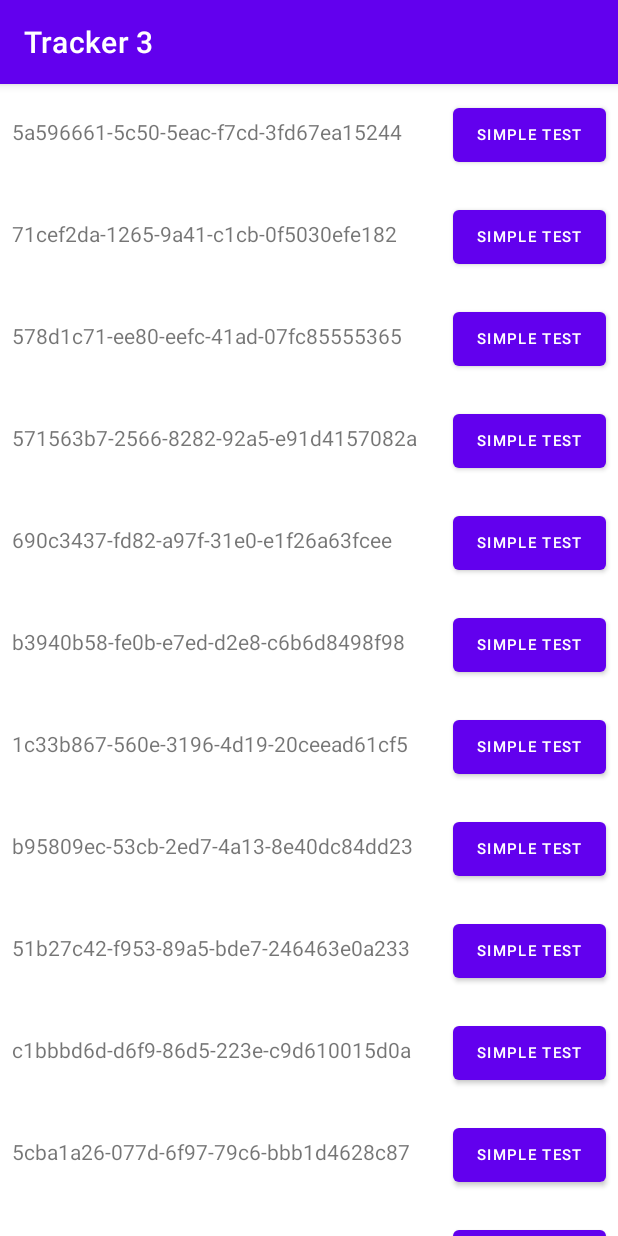
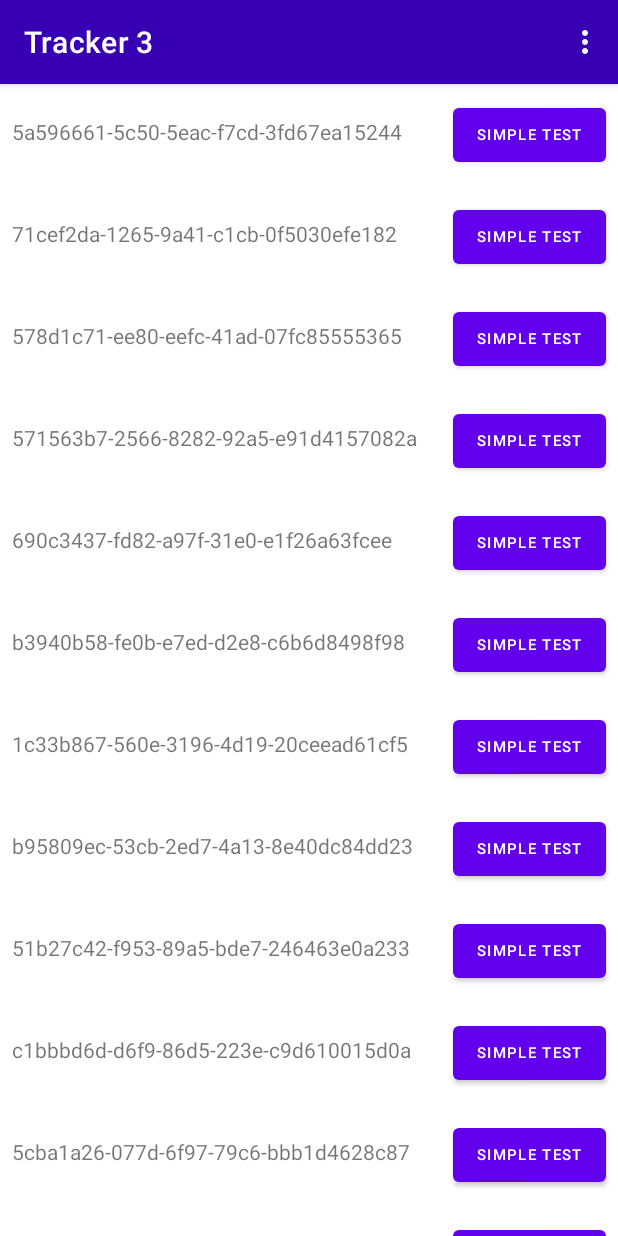
Before and after one commit to LuisOw/tracker, an Android app: the ResearchActivity screen opened directly, with no data from a screen before it, after a tap on an icon or button, on a phone screen of 412 x 824 dp. Run offline under Robolectric (Android 15) with nearby library versions, the phone set to English and light mode, and no system bars; Roboto replaces fonts that are not available here.

Commit message:
Toolbar added

```diff
--- a/app/build.gradle
+++ b/app/build.gradle
@@ -35,4 +35,6 @@ dependencies {
     testImplementation 'junit:junit:4.+'
     androidTestImplementation 'androidx.test.ext:junit:1.1.3'
     androidTestImplementation 'androidx.test.espresso:espresso-core:3.4.0'
+
+    implementation 'com.google.android.material:material:1.6.0-alpha01'
 }
--- a/app/src/main/java/com/example/tracker3/ClickListener.java
+++ b/app/src/main/java/com/example/tracker3/ClickListener.java
@@ -3,4 +3,5 @@ package com.example.tracker3;
 public interface ClickListener {
 
     void onPositionClick(int position);
+
 }
--- a/app/src/main/java/com/example/tracker3/Research.java
+++ b/app/src/main/java/com/example/tracker3/Research.java
@@ -20,8 +20,9 @@ public class Research {
         return name;
     }
 
+    //TODO remove dummy function. Create a proper list generator.
     public static ArrayList<Research> createResearchesList(int numContacts) {
-        ArrayList<Research> contacts = new ArrayList<Research>();
+        ArrayList<Research> contacts = new ArrayList<>();
 
         for (int i = 1; i <= numContacts; i++) {
             contacts.add(new Research(UUID.randomUUID(), "Pesquisa " + i));
--- a/app/src/main/java/com/example/tracker3/ResearchActivity.java
+++ b/app/src/main/java/com/example/tracker3/ResearchActivity.java
@@ -1,18 +1,26 @@
 package com.example.tracker3;
 
+import android.annotation.SuppressLint;
+import android.content.Intent;
 import android.os.Bundle;
+import android.view.Menu;
+import android.view.MenuInflater;
+import android.view.MenuItem;
 import android.widget.Toast;
 
+import androidx.annotation.NonNull;
 import androidx.appcompat.app.AppCompatActivity;
+import androidx.appcompat.widget.Toolbar;
 import androidx.recyclerview.widget.LinearLayoutManager;
 import androidx.recyclerview.widget.RecyclerView;
 
 import java.util.ArrayList;
 import java.util.UUID;
 
-public class ResearchActivity extends AppCompatActivity implements ClickListener{
+public class ResearchActivity extends AppCompatActivity implements ClickListener {
 
     ArrayList<Research> researches;
+    private Toolbar toolbar;
 
     @Override
     protected void onCreate(Bundle savedInstanceState) {
@@ -20,23 +28,52 @@ public class ResearchActivity extends AppCompatActivity implements ClickListener
         setContentView(R.layout.active_researches);
 
         RecyclerView rvResearches = findViewById(R.id.rv_research);
-
         researches = Research.createResearchesList(20);
-
         ResearchAdapter adapter = new ResearchAdapter(researches, this);
-
         rvResearches.setAdapter(adapter);
         rvResearches.setLayoutManager(new LinearLayoutManager(this));
+
+        toolbar = findViewById(R.id.toolbar);
+        setSupportActionBar(toolbar);
+
     }
 
     //TODO
-    void getData(UUID researchId) {
-        Toast.makeText(getApplicationContext(), "Research ID = " + researchId, Toast.LENGTH_SHORT).show();
+    void getData(UUID researchId, int position) {
+        Toast.makeText(getApplicationContext(), "Research ID = " + researchId + "position = "
+                + position, Toast.LENGTH_SHORT).show();
     }
 
     @Override
     public void onPositionClick(int position) {
         //TODO the logic behind retrieve data.
-        getData(researches.get(position).getId());
+        getData(researches.get(position).getId(), position);
+    }
+
+    @Override
+    public boolean onCreateOptionsMenu(Menu menu) {
+        MenuInflater inflater = getMenuInflater();
+        inflater.inflate(R.menu.menu, menu);
+        return super.onCreateOptionsMenu(menu);
+    }
+
+    @SuppressLint("NonConstantResourceId")
+    @Override
+    public boolean onOptionsItemSelected(@NonNull MenuItem item) {
+        switch (item.getItemId()) {
+            case R.id.config:
+                Toast.makeText(this, "Config selecionado", Toast.LENGTH_SHORT).show();
+                return true;
+            case R.id.logout:
+                Toast.makeText(this, "Logout selecionado", Toast.LENGTH_SHORT).show();
+                Intent intent = new Intent(this, MainActivity.class);
+                startActivity(intent);
+                return true;
+            case R.id.info:
+                Toast.makeText(this, "Info selecionado", Toast.LENGTH_SHORT).show();
+                return true;
+            default:
+                return super.onOptionsItemSelected(item);
+        }
     }
 }
--- a/app/src/main/res/layout/active_researches.xml
+++ b/app/src/main/res/layout/active_researches.xml
@@ -1,9 +1,13 @@
 <?xml version="1.0" encoding="utf-8"?>
 <androidx.constraintlayout.widget.ConstraintLayout xmlns:android="http://schemas.android.com/apk/res/android"
-    xmlns:tools="http://schemas.android.com/tools"
+    xmlns:app="http://schemas.android.com/apk/res-auto"
     android:layout_width="match_parent"
     android:layout_height="match_parent"
-    xmlns:app="http://schemas.android.com/apk/res-auto">
+    app:layout_constraintTop_toBottomOf="parent">
+
+    <include
+        android:id="@+id/toolbar"
+        layout="@layout/toolbar" />
 
     <androidx.recyclerview.widget.RecyclerView
         android:id="@+id/rv_research"
@@ -12,5 +16,5 @@
         app:layout_constraintBottom_toBottomOf="parent"
         app:layout_constraintEnd_toEndOf="parent"
         app:layout_constraintStart_toStartOf="parent"
-        app:layout_constraintTop_toTopOf="parent" />
+        app:layout_constraintTop_toBottomOf="@+id/toolbar" />
 </androidx.constraintlayout.widget.ConstraintLayout>
--- /dev/null
+++ b/app/src/main/res/layout/toolbar.xml
@@ -0,0 +1,12 @@
+<?xml version="1.0" encoding="utf-8"?>
+<androidx.appcompat.widget.Toolbar xmlns:android="http://schemas.android.com/apk/res/android"
+    android:layout_width="match_parent"
+    android:layout_height="wrap_content"
+    xmlns:app="http://schemas.android.com/apk/res-auto"
+    android:background="@color/design_default_color_primary_dark"
+    android:elevation="4dp"
+    android:theme="@style/ThemeOverlay.AppCompat.Dark.ActionBar"
+    app:popupTheme="@style/ThemeOverlay.AppCompat.Light"
+    android:id="@+id/toolbar">
+
+</androidx.appcompat.widget.Toolbar>
--- /dev/null
+++ b/app/src/main/res/menu/menu.xml
@@ -0,0 +1,12 @@
+<?xml version="1.0" encoding="utf-8"?>
+<menu xmlns:android="http://schemas.android.com/apk/res/android">
+    <item
+        android:id="@+id/config"
+        android:title="@string/config"/>
+    <item
+        android:id="@+id/logout"
+        android:title="@string/log_out"/>
+    <item
+        android:id="@+id/info"
+        android:title="@string/infos"/>
+</menu>
--- a/app/src/main/res/values/strings.xml
+++ b/app/src/main/res/values/strings.xml
@@ -96,6 +96,9 @@
     </string-array>
     <string name="email_text">E-mail</string>
     <string name="new_account">Criar conta</string>
+    <string name="config">Configurações</string>
+    <string name="log_out">Log out</string>
+    <string name="infos">Informações</string>
 
 
 </resources>
--- a/app/src/main/res/values/themes.xml
+++ b/app/src/main/res/values/themes.xml
@@ -1,6 +1,6 @@
 <resources xmlns:tools="http://schemas.android.com/tools">
     <!-- Base application theme. -->
-    <style name="Theme.Tracker3" parent="Theme.MaterialComponents.DayNight.DarkActionBar">
+    <style name="Theme.Tracker3" parent="Theme.MaterialComponents.Light.NoActionBar">
         <!-- Primary brand color. -->
         <item name="colorPrimary">@color/purple_500</item>
         <item name="colorPrimaryVariant">@color/purple_700</item>
```
Also changed, not shown: app/src/main/java/com/example/tracker3/MainActivity.java (+4 -4 lines).
